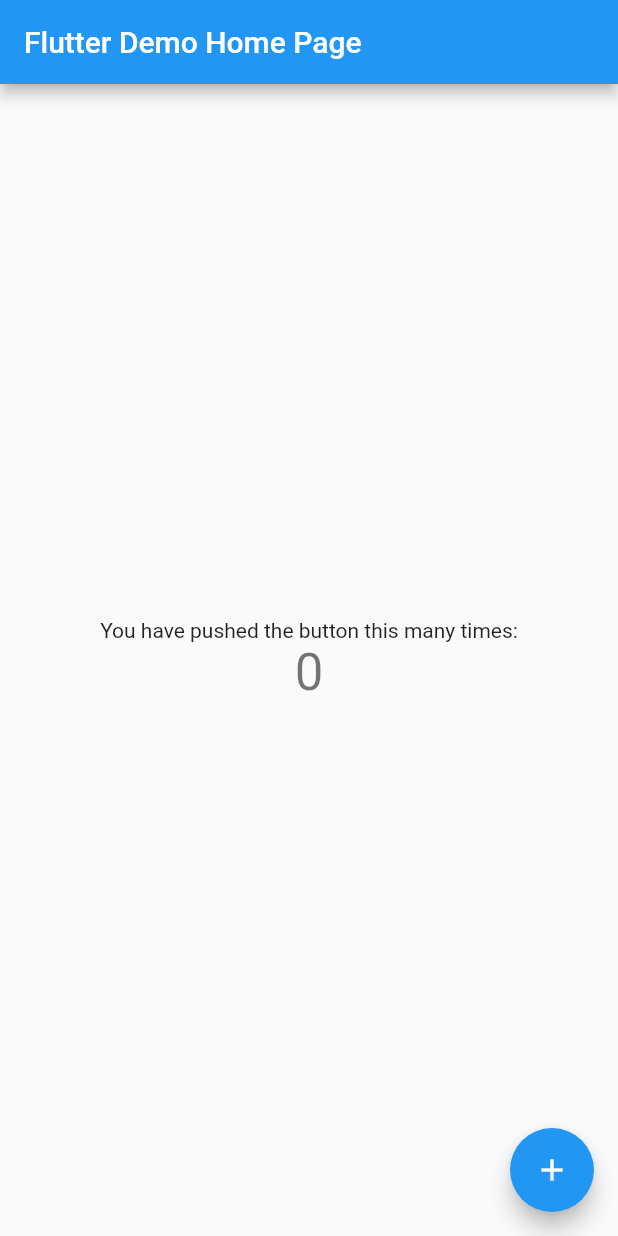
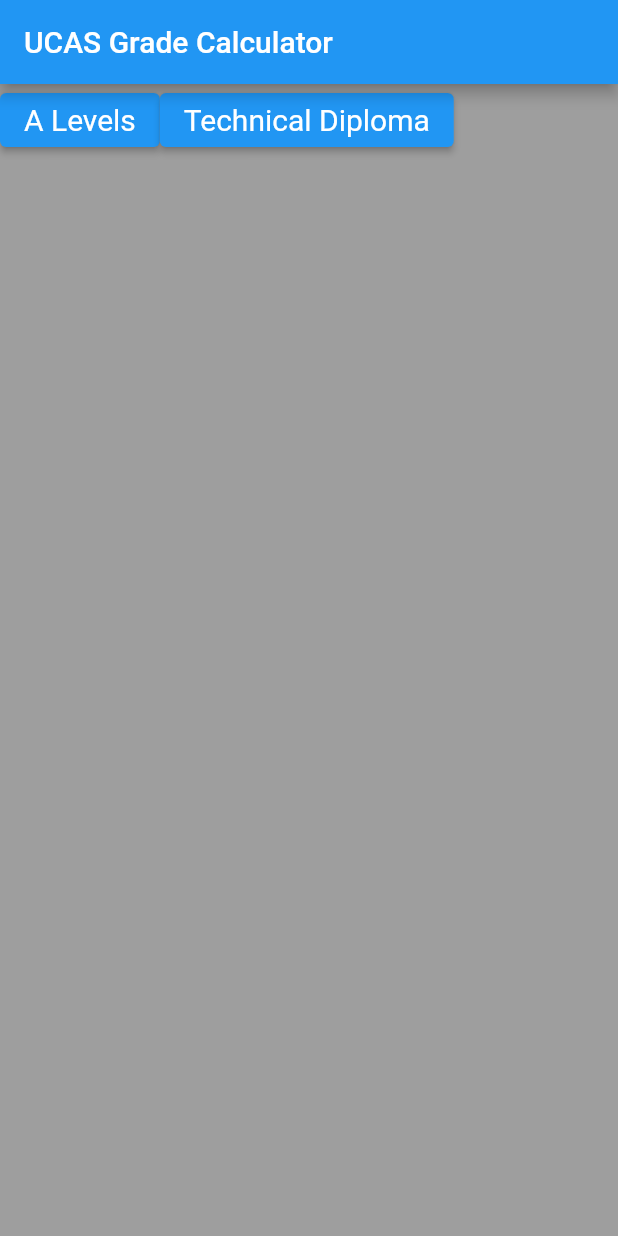
Before and after one commit to WillTheDeveloper/FlutterGradesApp, a Flutter app: the screen it shows after launch, on a phone screen of 412 x 824 dp. Run offline on Flutter 3.47's test engine with Material 2 defaults, Android fonts, the phone set to English and light mode, and no system bars.

Commit message:
Slowly building a somewhat functional app without logic YET

```diff
--- a/lib/main.dart
+++ b/lib/main.dart
@@ -11,7 +11,7 @@ class MyApp extends StatelessWidget {
   @override
   Widget build(BuildContext context) {
     return MaterialApp(
-      title: 'Flutter Demo',
+      title: 'UCAS Grade Calculator',
       theme: ThemeData(
         // This is the theme of your application.
         //
@@ -24,92 +24,51 @@ class MyApp extends StatelessWidget {
         // is not restarted.
         primarySwatch: Colors.blue,
       ),
-      home: const MyHomePage(title: 'Flutter Demo Home Page'),
+
+      home: Scaffold(
+        appBar: AppBar(
+          title: const Text('UCAS Grade Calculator'),
+        ),
+        body: const Center(
+          child: SelectMenu(),
+        ),
+        backgroundColor: Colors.grey,
+      )
+
     );
   }
 }
 
-class MyHomePage extends StatefulWidget {
-  const MyHomePage({Key? key, required this.title}) : super(key: key);
-
-  // This widget is the home page of your application. It is stateful, meaning
-  // that it has a State object (defined below) that contains fields that affect
-  // how it looks.
-
-  // This class is the configuration for the state. It holds the values (in this
-  // case the title) provided by the parent (in this case the App widget) and
-  // used by the build method of the State. Fields in a Widget subclass are
-  // always marked "final".
-
-  final String title;
+class SelectMenu extends StatefulWidget {
+  const SelectMenu({Key? key}) : super(key: key);
 
   @override
-  State<MyHomePage> createState() => _MyHomePageState();
+  State<SelectMenu> createState() => _SelectMenu();
 }
 
-class _MyHomePageState extends State<MyHomePage> {
-  int _counter = 0;
+class _SelectMenu extends State<SelectMenu> {
+  @override
+  Widget build(BuildContext content) {
+    final ButtonStyle style =
+    ElevatedButton.styleFrom(textStyle: const TextStyle(fontSize: 20));
 
-  void _incrementCounter() {
-    setState(() {
-      // This call to setState tells the Flutter framework that something has
-      // changed in this State, which causes it to rerun the build method below
-      // so that the display can reflect the updated values. If we changed
-      // _counter without calling setState(), then the build method would not be
-      // called again, and so nothing would appear to happen.
-      _counter++;
-    });
-  }
-
-  @override
-  Widget build(BuildContext context) {
-    // This method is rerun every time setState is called, for instance as done
-    // by the _incrementCounter method above.
-    //
-    // The Flutter framework has been optimized to make rerunning build methods
-    // fast, so that you can just rebuild anything that needs updating rather
-    // than having to individually change instances of widgets.
-    return Scaffold(
-      appBar: AppBar(
-        // Here we take the value from the MyHomePage object that was created by
-        // the App.build method, and use it to set our appbar title.
-        title: Text(widget.title),
+    return Align(
+      alignment: Alignment.topLeft,
+      child: Row(
+        mainAxisSize: MainAxisSize.max,
+        children: <Widget>[
+          ElevatedButton(
+            style: style,
+            onPressed: () {},
+            child: const Text('A Levels'),
+          ),
+          ElevatedButton(
+            style: style,
+            onPressed: () {},
+            child: const Text('Technical Diploma'),
+          ),
+        ],
       ),
-      body: Center(
-        // Center is a layout widget. It takes a single child and positions it
-        // in the middle of the parent.
-        child: Column(
-          // Column is also a layout widget. It takes a list of children and
-          // arranges them vertically. By default, it sizes itself to fit its
-          // children horizontally, and tries to be as tall as its parent.
-          //
-          // Invoke "debug painting" (press "p" in the console, choose the
-          // "Toggle Debug Paint" action from the Flutter Inspector in Android
-          // Studio, or the "Toggle Debug Paint" command in Visual Studio Code)
-          // to see the wireframe for each widget.
-          //
-          // Column has various properties to control how it sizes itself and
-          // how it positions its children. Here we use mainAxisAlignment to
-          // center the children vertically; the main axis here is the vertical
-          // axis because Columns are vertical (the cross axis would be
-          // horizontal).
-          mainAxisAlignment: MainAxisAlignment.center,
-          children: <Widget>[
-            const Text(
-              'You have pushed the button this many times:',
-            ),
-            Text(
-              '$_counter',
-              style: Theme.of(context).textTheme.headline4,
-            ),
-          ],
-        ),
-      ),
-      floatingActionButton: FloatingActionButton(
-        onPressed: _incrementCounter,
-        tooltip: 'Increment',
-        child: const Icon(Icons.add),
-      ), // This trailing comma makes auto-formatting nicer for build methods.
     );
   }
 }
```
Also changed, not shown: 1 other file.
